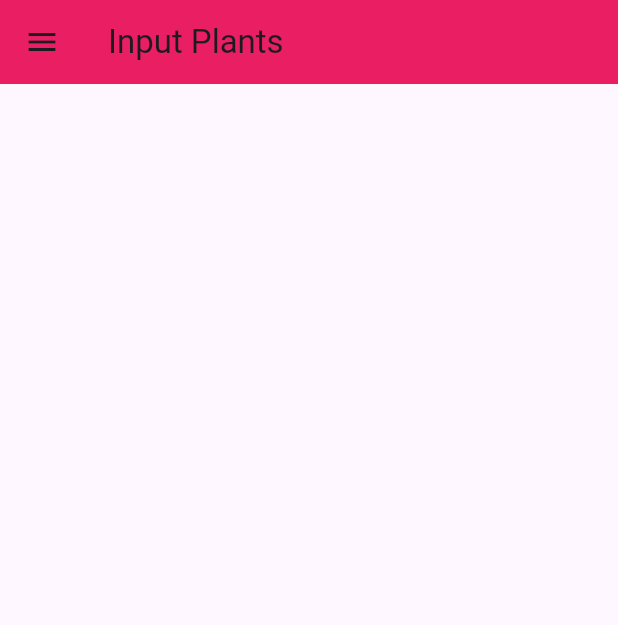
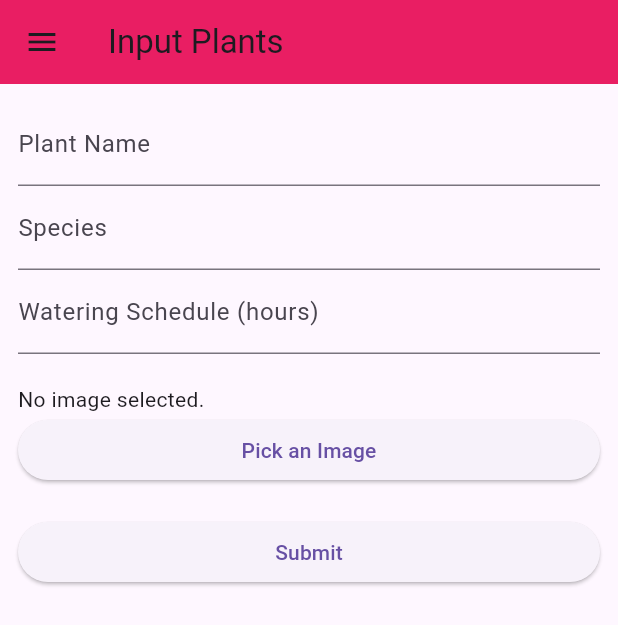
Before and after one commit to aahmed9860/Plant-Care, a Flutter app: the InputPlants screen opened directly, on a phone screen of 412 x 824 dp. Shown: the top 625 px of the screen. Run offline on Flutter 3.47's test engine with Material 3 defaults, Android fonts, the phone set to English and light mode, and no system bars; our stand-ins replace image_picker, table_calendar.

Commit message:
input plants added; want to store data in map

```diff
--- a/lib/InputPlants.dart
+++ b/lib/InputPlants.dart
@@ -1,5 +1,8 @@
 import 'package:flutter/material.dart';
 import 'Navigation.dart';
+import 'dart:io';
+import 'package:image_picker/image_picker.dart';
+
 
 class InputPlants extends StatefulWidget {
   const InputPlants({super.key});
@@ -9,6 +12,29 @@ class InputPlants extends StatefulWidget {
 }
 
 class _InputPlantsState extends State<InputPlants> {
+  final _formKey = GlobalKey<FormState>();
+  final _nameController = TextEditingController();
+  final _speciesController = TextEditingController();
+  final _wateringScheduleController = TextEditingController();
+  File? _image;
+
+  Future pickImage() async {
+    final pickedFile = await ImagePicker().pickImage(source: ImageSource.gallery);
+    if (pickedFile != null) {
+      setState(() {
+        _image = File(pickedFile.path);
+      });
+    }
+  }
+
+    @override
+  void dispose() {
+    _nameController.dispose();
+    _speciesController.dispose();
+    _wateringScheduleController.dispose();
+    super.dispose();
+  }
+
   @override
   Widget build(BuildContext context) {
     return Scaffold(
@@ -17,6 +43,64 @@ class _InputPlantsState extends State<InputPlants> {
         title: Text('Input Plants'),
         backgroundColor: Colors.pink,
       ),
+      body: Padding(
+        padding: const EdgeInsets.all(12.0),
+        child: Form(
+          key: _formKey,
+          child: ListView(
+            children: [
+              TextFormField(
+                controller: _nameController,
+                decoration: const InputDecoration(labelText: 'Plant Name'),
+                validator: (value) {
+                  if (value == null || value.isEmpty) {
+                    return 'Please enter the plant name';
+                  }
+                  return null;
+                },
+              ),
+              TextFormField(
+                controller: _speciesController,
+                decoration: const InputDecoration(labelText: 'Species'),
+                validator: (value) {
+                  if (value == null || value.isEmpty) {
+                    return 'Please enter the species';
+                  }
+                  return null;
+                },
+              ),
+              TextFormField(
+                controller: _wateringScheduleController,
+                decoration: const InputDecoration(labelText: 'Watering Schedule (hours)'),
+                keyboardType: TextInputType.number,
+                validator: (value) {
+                  if (value == null || value.isEmpty) {
+                    return 'Please enter the watering schedule';
+                  }
+                  return null;
+                },
+              ),
+              const SizedBox(height: 20),
+              _image != null ? Image.file(_image!) : Text('No image selected.'),
+              ElevatedButton(
+                onPressed: pickImage,
+                child: const Text('Pick an Image'),
+              ),
+              const SizedBox(height: 20),
+              ElevatedButton(
+                onPressed: () {
+                  if (_formKey.currentState!.validate()) {
+                    // Here, you would usually send the data to a database or a state management solution
+                    // For now, just pop the screen
+                    Navigator.pop(context);
+                  }
+                },
+                child: const Text('Submit'),
+              ),
+            ],
+          ),
+        ),
+    ),
     );
   }
 }
--- a/lib/main.dart
+++ b/lib/main.dart
@@ -13,7 +13,10 @@ class MyApp extends StatelessWidget {
     return MaterialApp(
       debugShowCheckedModeBanner: false,
       title: 'Flutter Demo',
-      home: HomeScreen(),
+      theme: ThemeData(
+        primarySwatch: Colors.blue,
+      ),
+      home: const HomeScreen(),
       );
   }
 }
--- a/pubspec.yaml
+++ b/pubspec.yaml
@@ -19,6 +19,8 @@ dependencies:
 
   basic_utils: ^5.7.0
 
+  image_picker: ^0.8.5+3
+
 dev_dependencies:
   flutter_test:
     sdk: flutter
```
Also changed, not shown: lib/HomeScreen.dart (+26 -3 lines), lib/WateringSchedule.dart (+8 -2 lines), pubspec.lock, 5 other files.
